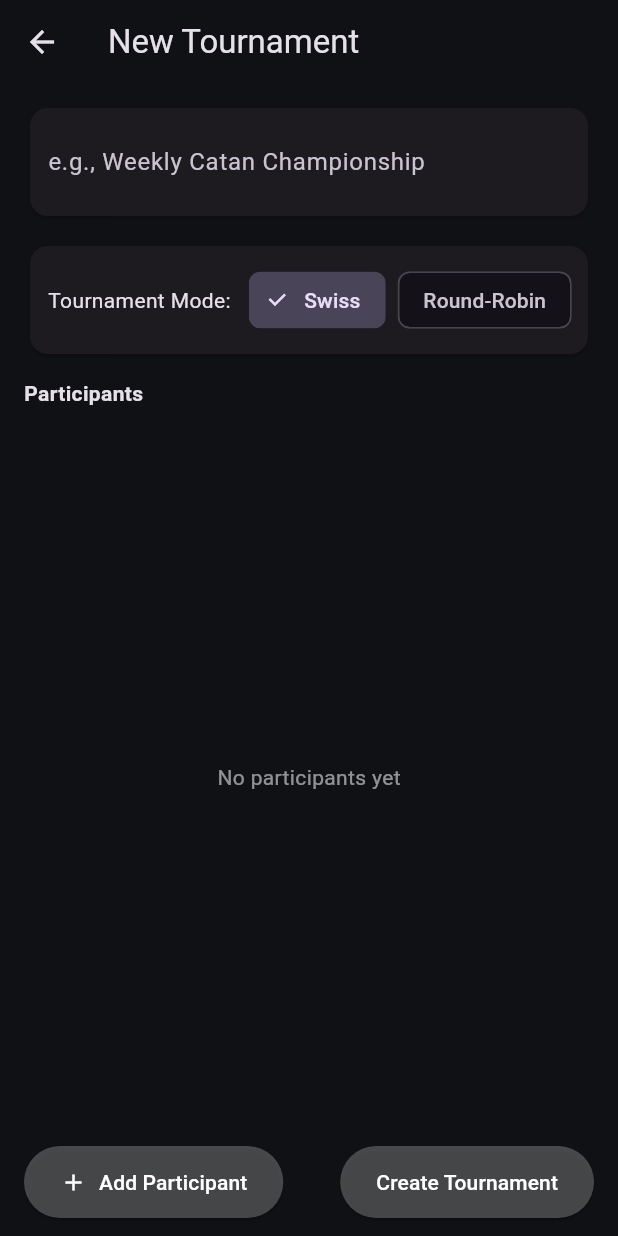
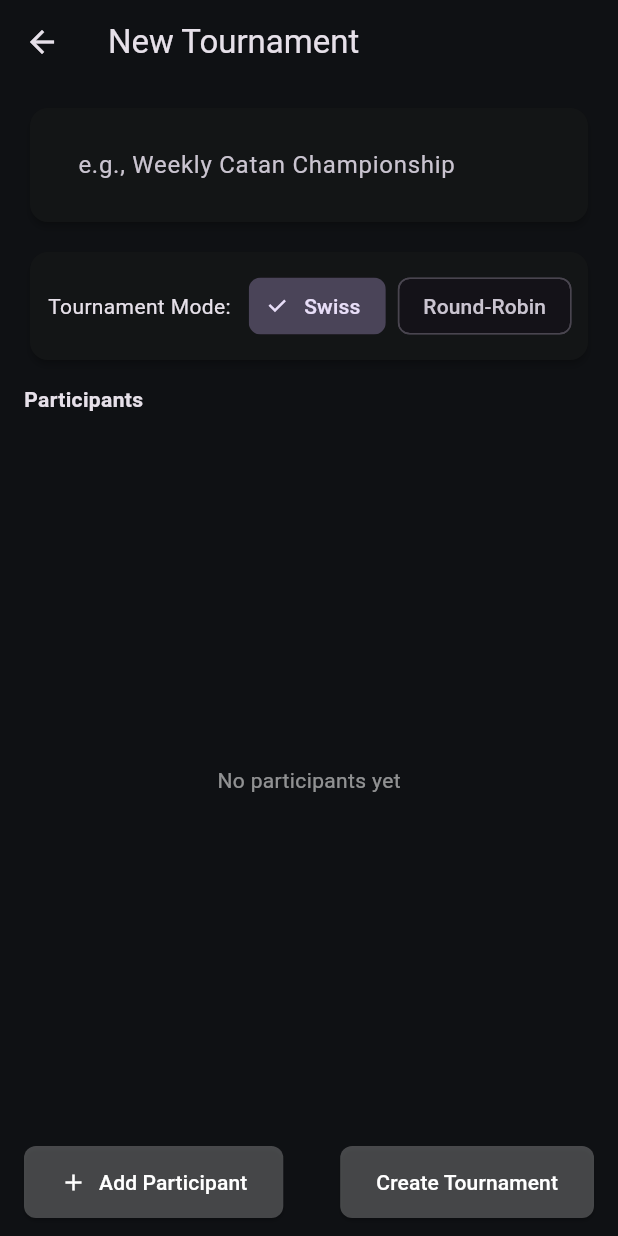
Before and after one commit to AryanSahu2805/Board-Game-Scorekeeper, a Flutter app: the screen it shows after launch, after a tap on "Create Tournament", on a phone screen of 412 x 824 dp. Run offline on Flutter 3.47's test engine with Material 3 defaults, Android fonts, the phone set to English and light mode, and no system bars; our stand-ins replace sqflite; accounts and stored records are empty.

Commit message:
Updated Main file

```diff
--- a/lib/main.dart
+++ b/lib/main.dart
@@ -1,42 +1,100 @@
 import 'package:flutter/material.dart';
+import 'package:provider/provider.dart';
+import 'providers/player_provider.dart';
+import 'providers/game_provider.dart';
+import 'providers/tournament_provider.dart';
 import 'screens/home_screen.dart';
 import 'screens/score_entry_screen.dart';
 import 'screens/player_profile_screen.dart';
+import 'screens/player_management_screen.dart';
 import 'screens/tournament_setup_screen.dart';
+import 'screens/tournament_view_screen.dart';
+import 'screens/game_summary_screen.dart';
 
 void main() {
-  runApp(BoardGameScorekeeperApp());
+  runApp(const BoardGameScorekeeperApp());
 }
 
 class BoardGameScorekeeperApp extends StatelessWidget {
+  const BoardGameScorekeeperApp({super.key});
+
   @override
   Widget build(BuildContext context) {
-    final ThemeData base = ThemeData.dark();
-    return MaterialApp(
+    return MultiProvider(
+      providers: [
+        ChangeNotifierProvider(create: (_) => PlayerProvider()..loadPlayers()),
+        ChangeNotifierProvider(create: (_) => GameProvider()..loadGames()),
+        ChangeNotifierProvider(create: (_) => TournamentProvider()..loadTournaments()),
+      ],
+      child: MaterialApp(
         title: 'Board Game Scorekeeper',
         debugShowCheckedModeBanner: false,
-      theme: base.copyWith(
+        theme: _buildTheme(),
+        routes: {
+          '/': (context) => const HomeScreen(),
+          '/score-entry': (context) => const ScoreEntryScreen(),
+          '/player-profile': (context) => const PlayerProfileScreen(),
+          '/player-management': (context) => const PlayerManagementScreen(),
+          '/tournament-setup': (context) => const TournamentSetupScreen(),
+          '/tournament-view': (context) => const TournamentViewScreen(),
+          '/game-summary': (context) => const GameSummaryScreen(),
+        },
+        initialRoute: '/',
+      ),
+    );
+  }
+
+  ThemeData _buildTheme() {
+    final base = ThemeData.dark();
+    return base.copyWith(
       colorScheme: base.colorScheme.copyWith(
         primary: Colors.grey[900],
         secondary: Colors.blueGrey,
+        surface: const Color(0xFF131516),
       ),
-        scaffoldBackgroundColor: Color(0xFF0F1114),
-        cardColor: Color(0xFF131516),
+      scaffoldBackgroundColor: const Color(0xFF0F1114),
+      cardColor: const Color(0xFF131516),
+      cardTheme: CardTheme(
+        color: const Color(0xFF131516),
+        elevation: 2,
+        shape: RoundedRectangleBorder(
+          borderRadius: BorderRadius.circular(12),
+        ),
+      ),
       elevatedButtonTheme: ElevatedButtonThemeData(
         style: ElevatedButton.styleFrom(
           backgroundColor: Colors.white24,
           foregroundColor: Colors.white,
-            padding: EdgeInsets.symmetric(vertical: 14, horizontal: 24),
+          padding: const EdgeInsets.symmetric(vertical: 14, horizontal: 24),
+          shape: RoundedRectangleBorder(
+            borderRadius: BorderRadius.circular(8),
           ),
         ),
       ),
-      routes: {
-        '/': (context) => HomeScreen(),
-        ScoreEntryScreen.routeName: (context) => ScoreEntryScreen(),
-        PlayerProfileScreen.routeName: (context) => PlayerProfileScreen(),
-        TournamentSetupScreen.routeName: (context) => TournamentSetupScreen(),
-      },
-      initialRoute: '/',
+      outlinedButtonTheme: OutlinedButtonThemeData(
+        style: OutlinedButton.styleFrom(
+          foregroundColor: Colors.white70,
+          side: const BorderSide(color: Colors.white24),
+          padding: const EdgeInsets.symmetric(vertical: 14, horizontal: 24),
+          shape: RoundedRectangleBorder(
+            borderRadius: BorderRadius.circular(8),
+          ),
+        ),
+      ),
+      appBarTheme: const AppBarTheme(
+        backgroundColor: Colors.transparent,
+        elevation: 0,
+        centerTitle: false,
+      ),
+      inputDecorationTheme: InputDecorationTheme(
+        filled: true,
+        fillColor: const Color(0xFF131516),
+        border: OutlineInputBorder(
+          borderRadius: BorderRadius.circular(8),
+          borderSide: BorderSide.none,
+        ),
+        contentPadding: const EdgeInsets.symmetric(horizontal: 16, vertical: 14),
+      ),
     );
   }
 }
```
Lines whose indentation alone changed are shown as unchanged.
